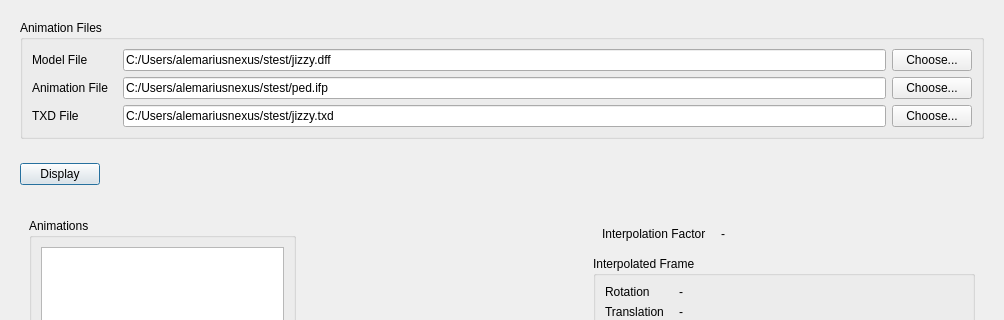
Old version of the form src/gtatools-gui/src/src/formats/ifp/IFPAnimationViewerWidget.ui in the repository alemariusnexus/gtatools; both pictures show x 0 to 1004 and y 0 to 320 of the 1004 by 792 pixel window.
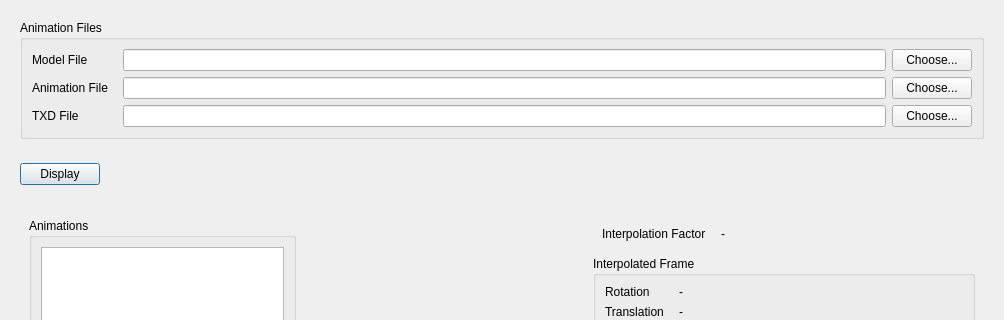
New version of the form.

Commit message: Removed some test strings from IFPAnimationViewerWidget.ui

What changed in the file:
```diff
--- a/src/gtatools-gui/src/src/formats/ifp/IFPAnimationViewerWidget.ui
+++ b/src/gtatools-gui/src/src/formats/ifp/IFPAnimationViewerWidget.ui
@@ -54,7 +54,7 @@
             <item>
              <widget class="QLineEdit" name="modelField">
               <property name="text">
-               <string>C:/Users/alemariusnexus/stest/jizzy.dff</string>
+               <string/>
               </property>
              </widget>
             </item>
@@ -100,7 +100,7 @@
             <item>
              <widget class="QLineEdit" name="txdField">
               <property name="text">
-               <string>C:/Users/alemariusnexus/stest/jizzy.txd</string>
+               <string/>
               </property>
              </widget>
             </item>
@@ -132,7 +132,7 @@
             <item>
              <widget class="QLineEdit" name="animField">
               <property name="text">
-               <string>C:/Users/alemariusnexus/stest/ped.ifp</string>
+               <string/>
               </property>
              </widget>
             </item>
```
